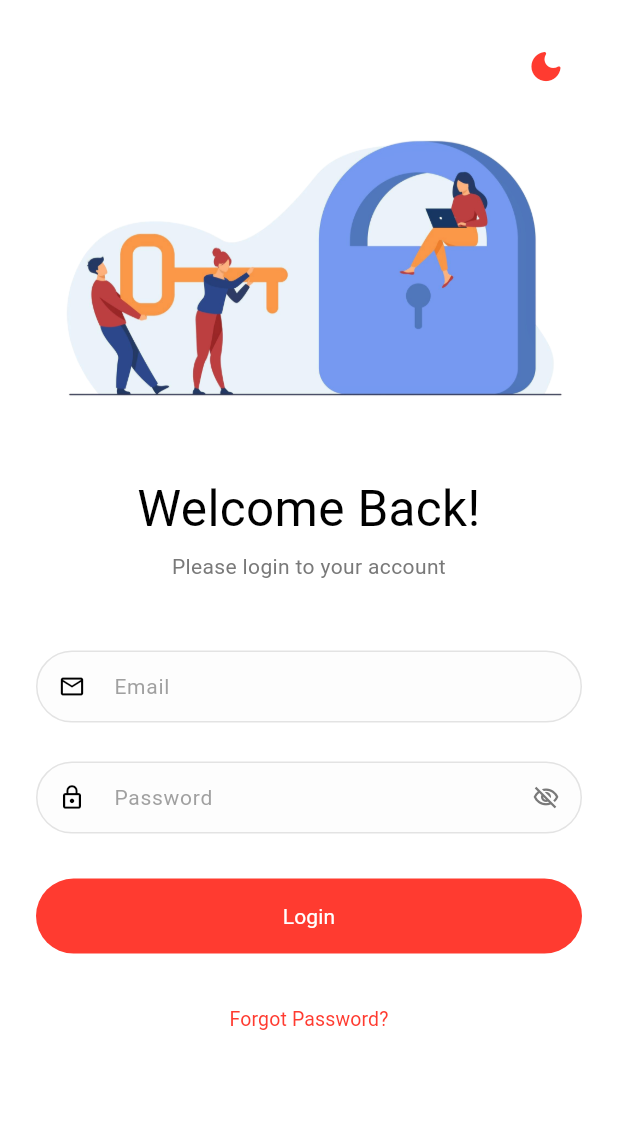
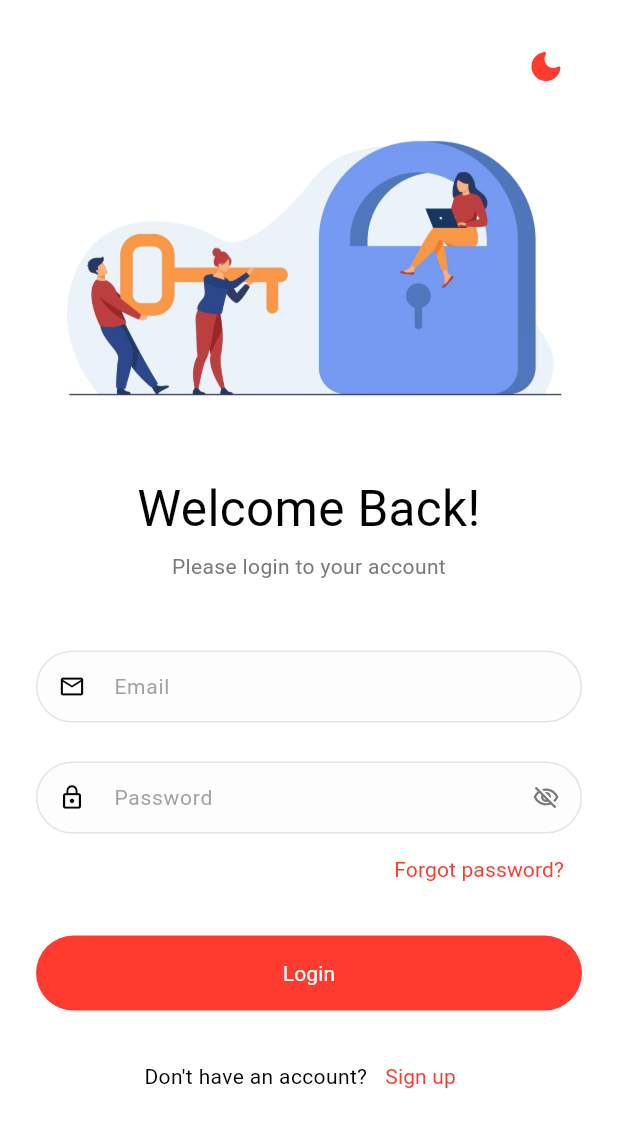
Before and after one commit to huraira-younas/watchmate, a Flutter app: the screen it shows after launch, on a phone screen of 412 x 824 dp. Shown: the top 1127 px of the screen. Run offline on Flutter 3.47's test engine with Material 3 defaults, Android fonts, the phone set to English and light mode, and no system bars; our stand-ins replace cached_network_image, country_picker, flutter_bloc, shared_preferences; Roboto replaces fonts that are missing (Bold, Medium, Regular).

Commit message:
login_screen done

```diff
--- a/watchmate_app/lib/screens/auth_screens/login_screen.dart
+++ b/watchmate_app/lib/screens/auth_screens/login_screen.dart
@@ -93,16 +93,37 @@ class _LoginScreenState extends State<LoginScreen> {
                   ),
                 ),
               ),
-              const SizedBox(height: 30),
+              Align(
+                alignment: Alignment.centerRight,
+                child: TextButton(
+                  onPressed: () {},
+                  child: MyText(
+                    color: theme.colorScheme.primary,
+                    size: AppConstants.subtitle,
+                    family: AppFonts.semibold,
+                    text: "Forgot password?",
+                  ),
+                ),
+              ),
+              const SizedBox(height: 20),
               CustomButton(text: "Login", onPressed: () {}),
               const SizedBox(height: 20),
-              TextButton(
-                onPressed: () {},
-                child: MyText(
-                  color: theme.colorScheme.primary,
-                  text: "Forgot Password?",
-                  family: AppFonts.medium,
-                ),
+              Row(
+                mainAxisAlignment: MainAxisAlignment.center,
+                children: <Widget>[
+                  MyText(
+                    text: "Don't have an account?",
+                    size: AppConstants.subtitle,
+                  ),
+                  TextButton(
+                    onPressed: () {},
+                    child: MyText(
+                      color: theme.colorScheme.primary,
+                      size: AppConstants.subtitle,
+                      text: "Sign up",
+                    ),
+                  ),
+                ],
               ),
               const SizedBox(height: 60),
             ],
```
